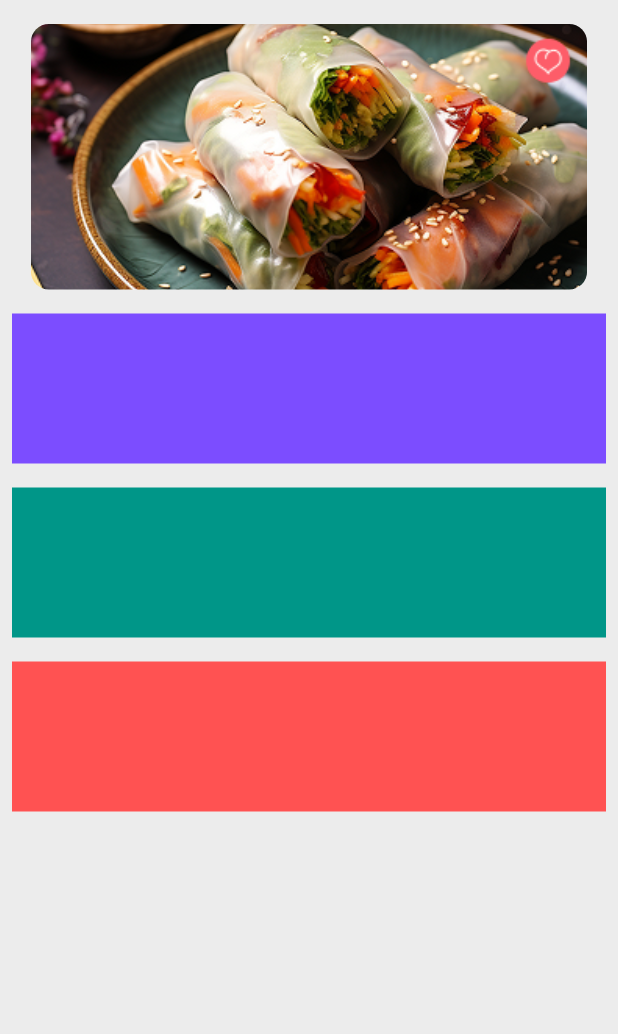
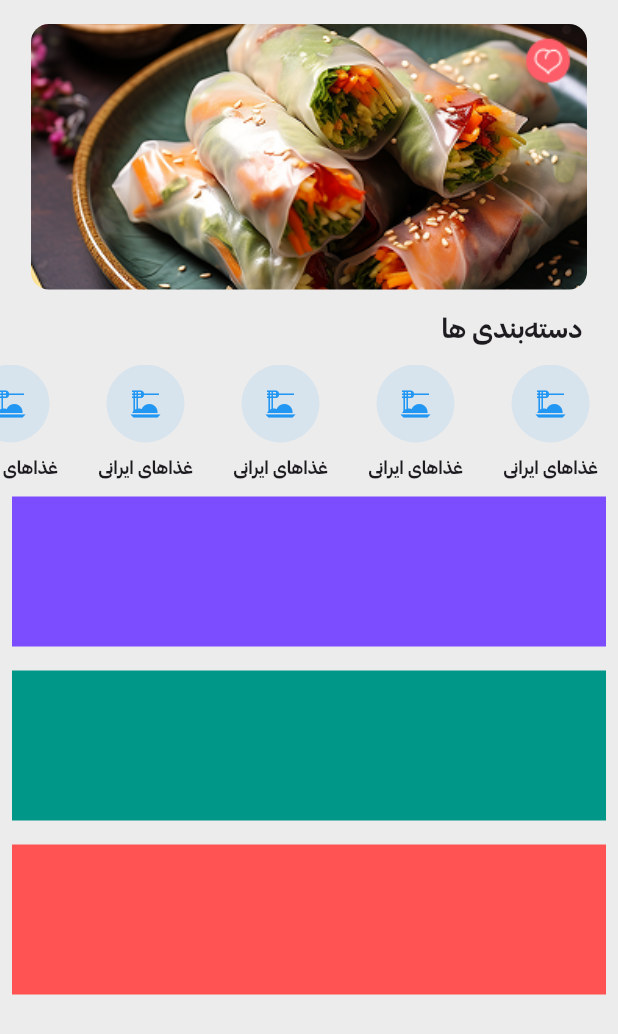
Before and after one commit to matinnajafi/mazeh_app, a Flutter app: the screen it shows after launch, on a phone screen of 412 x 824 dp. Shown: the top 1034 px of the screen. Run offline on Flutter 3.47's test engine with Material 3 defaults, Android fonts, the phone set to English and light mode, and no system bars; drawn by our look-alikes of carousel_slider; missing offline and left inert: fade_scroll_app_bar.

Commit message:
Add category section to home screen

```diff
--- a/lib/screens/home_screen.dart
+++ b/lib/screens/home_screen.dart
@@ -3,6 +3,7 @@ import 'package:flutter/material.dart';
 import 'package:mazeh_app/constants/app_color.dart';
 import 'package:mazeh_app/widgets/appbar.dart';
 import 'package:mazeh_app/widgets/banner_slider.dart';
+import 'package:mazeh_app/widgets/category_widget.dart';
 import 'package:mazeh_app/widgets/search_box.dart';
 
 class HomeScreen extends StatefulWidget {
@@ -38,6 +39,8 @@ class _HomeScreenState extends State<HomeScreen> {
             SliverPadding(padding: EdgeInsets.only(top: 16)),
             SliverToBoxAdapter(child: const BannerSlider()),
             SliverPadding(padding: EdgeInsets.only(top: 8)),
+            SliverToBoxAdapter(child: const CategoryTitle()),
+            SliverToBoxAdapter(child: const CategorySelector()),
             SliverToBoxAdapter(
               child: Container(
                 margin: EdgeInsets.all(8),
--- /dev/null
+++ b/lib/widgets/category_widget.dart
@@ -0,0 +1,68 @@
+import 'package:flutter/material.dart';
+
+class CategorySelector extends StatelessWidget {
+  const CategorySelector({super.key});
+
+  @override
+  Widget build(BuildContext context) {
+    return Directionality(
+      textDirection: TextDirection.rtl,
+      child: SizedBox(
+        height: 80,
+        child: ListView.builder(
+          scrollDirection: Axis.horizontal,
+          itemCount: 6,
+          itemBuilder: (context, index) {
+            return Padding(
+              padding: const EdgeInsets.symmetric(horizontal: 8.0),
+              child: SizedBox(
+                width: 74,
+                child: Column(
+                  children: [
+                    Container(
+                      height: 52,
+                      width: 52,
+                      decoration: ShapeDecoration(
+                        shape: CircleBorder(),
+                        color: Colors.blue.withOpacity(0.1),
+                      ),
+                      child: Center(
+                        child: const Icon(
+                          Icons.dinner_dining,
+                          color: Colors.blue,
+                        ),
+                      ),
+                    ),
+                    const SizedBox(height: 8),
+                    const Text(
+                      overflow: TextOverflow.ellipsis,
+                      'غذاهای ایرانی',
+                      style: TextStyle(fontFamily: 'CSB', fontSize: 12),
+                    ),
+                  ],
+                ),
+              ),
+            );
+          },
+          shrinkWrap: true,
+        ),
+      ),
+    );
+  }
+}
+
+class CategoryTitle extends StatelessWidget {
+  const CategoryTitle({super.key});
+
+  @override
+  Widget build(BuildContext context) {
+    return const Padding(
+      padding: EdgeInsets.only(right: 24.0, bottom: 12.0, top: 4.0),
+      child: Text(
+        'دسته‌بندی ها',
+        textAlign: TextAlign.right,
+        style: TextStyle(fontSize: 18, fontFamily: 'CSB'),
+      ),
+    );
+  }
+}
```
